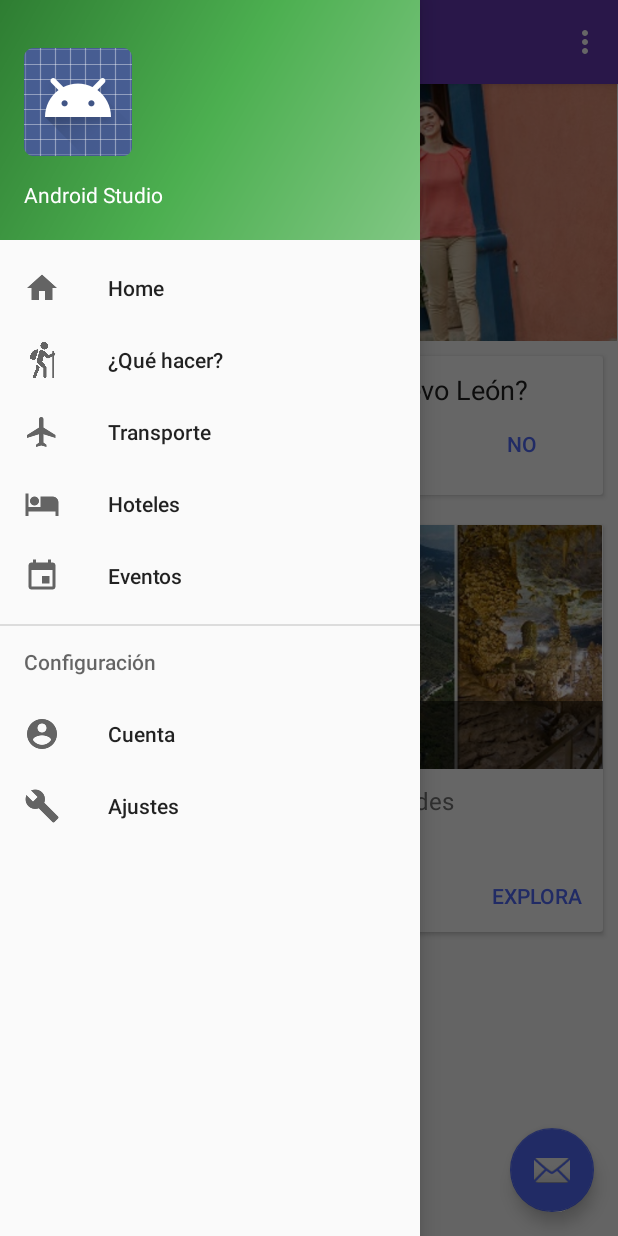
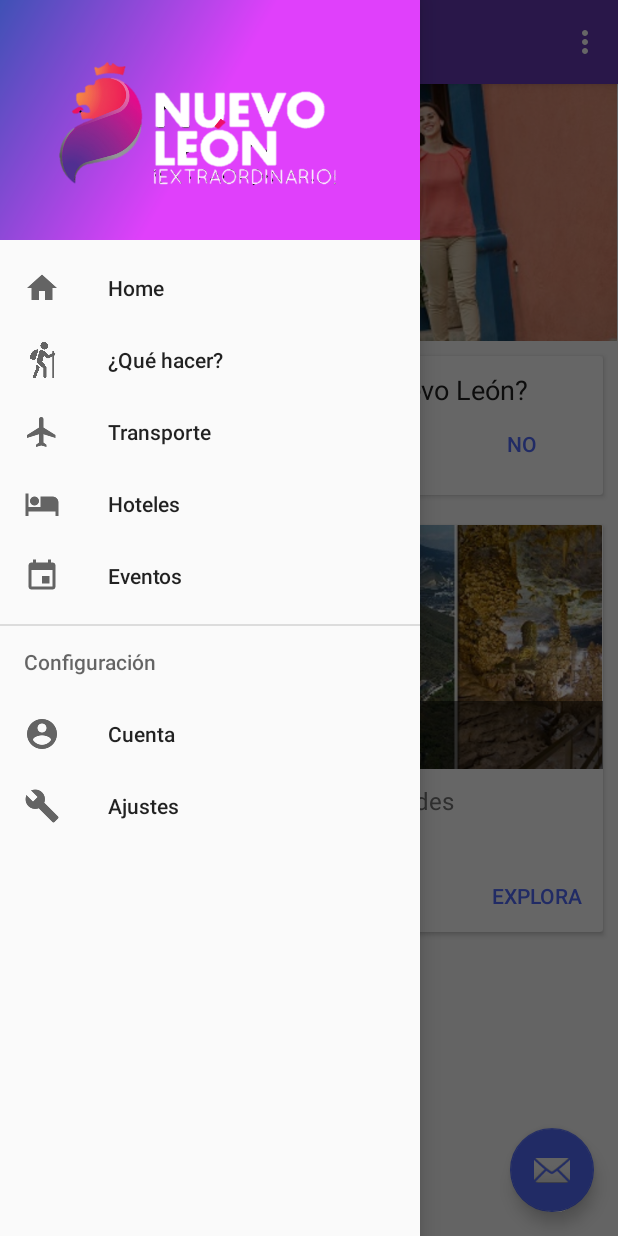
Before and after one commit to divancontreras/NuevoLeonTravel, an Android app: the screen it shows after launch (MainActivity), with the side drawer open, on a phone screen of 412 x 824 dp. Run offline under Robolectric (Android 15) with nearby library versions, the light colour scheme and no system bars; our stand-ins replace Picasso; pictures from the network do not load.

Commit message:
add logo of menu

```diff
--- a/NuevoLeonTravel/app/src/main/res/drawable/side_nav_bar.xml
+++ b/NuevoLeonTravel/app/src/main/res/drawable/side_nav_bar.xml
@@ -2,8 +2,8 @@
     android:shape="rectangle">
     <gradient
         android:angle="135"
-        android:centerColor="#4CAF50"
-        android:endColor="#2E7D32"
-        android:startColor="#81C784"
+        android:centerColor="#E040FB"
+        android:endColor="#3F51B5"
+        android:startColor="#E040FB"
         android:type="linear" />
 </shape>
--- a/NuevoLeonTravel/app/src/main/res/layout/nav_header_main.xml
+++ b/NuevoLeonTravel/app/src/main/res/layout/nav_header_main.xml
@@ -13,22 +13,9 @@
 
     <ImageView
         android:id="@+id/imageView"
-        android:layout_width="wrap_content"
-        android:layout_height="wrap_content"
+        android:layout_width="fill_parent"
+        android:layout_height="fill_parent"
         android:paddingTop="@dimen/nav_header_vertical_spacing"
-        android:src="@android:drawable/sym_def_app_icon" />
-
-    <TextView
-        android:layout_width="match_parent"
-        android:layout_height="wrap_content"
-        android:paddingTop="@dimen/nav_header_vertical_spacing"
-        android:text="Android Studio"
-        android:textAppearance="@style/TextAppearance.AppCompat.Body1" />
-
-    <TextView
-        android:id="@+id/textView"
-        android:layout_width="wrap_content"
-        android:layout_height="wrap_content"
-        android:text="android.studio@android.com" />
+        android:src="@drawable/logo_nl_2" />
 
 </LinearLayout>
```
Also changed, not shown: NuevoLeonTravel/app/src/main/res/drawable-v21/logo_nl.png (added), NuevoLeonTravel/app/src/main/res/drawable-v21/logo_nl_2.png (added).
